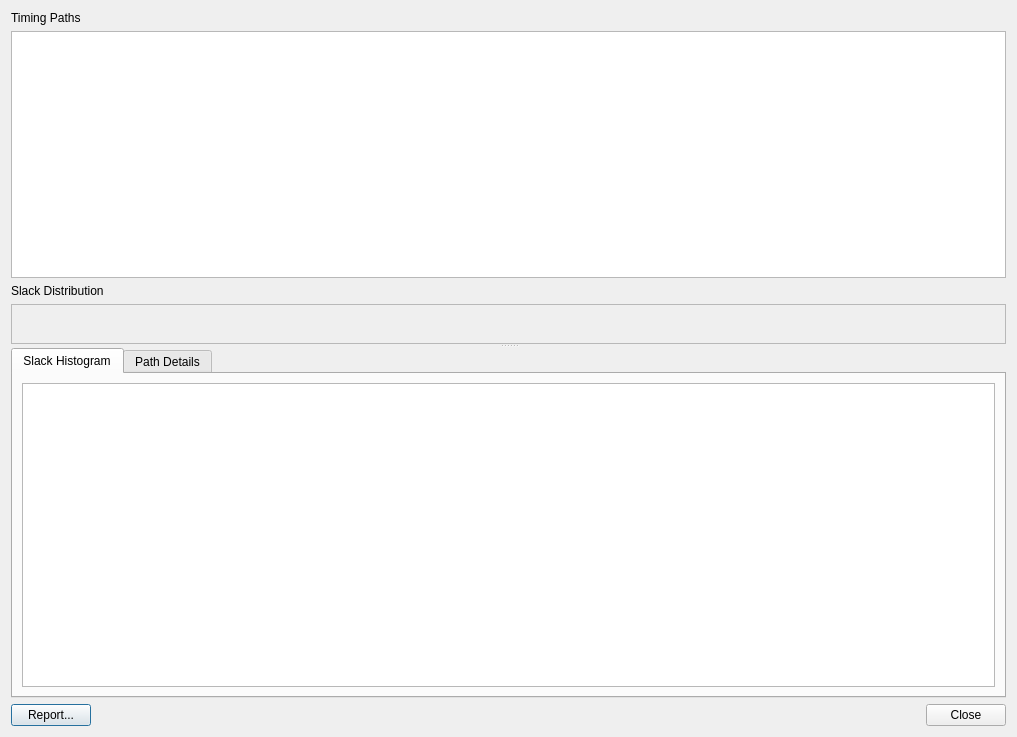
Above: src/gui/ui/timingDebug.ui from cunqinglan/OpenROAD_LRF before the change. Below: the same form after it.
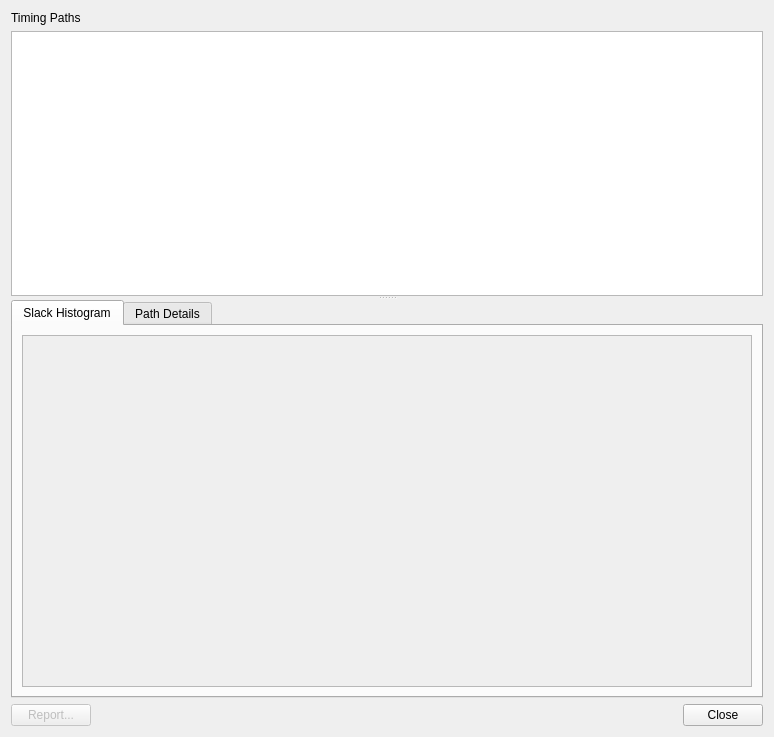
That is the form after the change. The open tabs and pages were chosen to show the change.

```diff
--- a/src/gui/ui/timingDebug.ui
+++ b/src/gui/ui/timingDebug.ui
@@ -6,7 +6,7 @@
    <rect>
     <x>0</x>
     <y>0</y>
-    <width>1017</width>
+    <width>774</width>
     <height>737</height>
    </rect>
   </property>
@@ -19,7 +19,7 @@
      <property name="orientation">
       <enum>Qt::Vertical</enum>
      </property>
-     <widget class="QWidget" name="">
+     <widget class="QWidget" name="layoutWidget">
       <layout class="QVBoxLayout" name="verticalLayout_5">
        <item>
         <layout class="QVBoxLayout" name="verticalLayout_4">
@@ -43,41 +43,11 @@
         </layout>
        </item>
        <item>
-        <layout class="QVBoxLayout" name="verticalLayout_6">
-         <item>
-          <widget class="QLabel" name="label_4">
-           <property name="text">
-            <string>Slack Distribution</string>
-           </property>
-          </widget>
-         </item>
-         <item>
-          <widget class="QFrame" name="slackDistrFrame">
-           <property name="sizePolicy">
-            <sizepolicy hsizetype="MinimumExpanding" vsizetype="Preferred">
-             <horstretch>0</horstretch>
-             <verstretch>0</verstretch>
-            </sizepolicy>
-           </property>
-           <property name="minimumSize">
-            <size>
-             <width>700</width>
-             <height>40</height>
-            </size>
-           </property>
-           <property name="frameShape">
-            <enum>QFrame::StyledPanel</enum>
-           </property>
-           <property name="frameShadow">
-            <enum>QFrame::Raised</enum>
-           </property>
-          </widget>
-         </item>
-        </layout>
+        <layout class="QVBoxLayout" name="verticalLayout_6"/>
        </item>
       </layout>
      </widget>
-     <widget class="QWidget" name="">
+     <widget class="QWidget" name="layoutWidget">
       <layout class="QVBoxLayout" name="verticalLayout_3">
        <item>
         <widget class="QTabWidget" name="tabWidget">
@@ -91,6 +61,9 @@
           <layout class="QGridLayout" name="gridLayout">
            <item row="0" column="0">
             <widget class="QGraphicsView" name="slackHistogramView">
+             <property name="enabled">
+              <bool>false</bool>
+             </property>
              <property name="sizePolicy">
               <sizepolicy hsizetype="MinimumExpanding" vsizetype="Expanding">
                <horstretch>0</horstretch>
@@ -223,6 +196,9 @@
         <layout class="QHBoxLayout" name="horizontalLayout_5">
          <item>
           <widget class="QPushButton" name="timingReportBtn">
+           <property name="enabled">
+            <bool>false</bool>
+           </property>
            <property name="text">
             <string>Report...</string>
            </property>
```
Left out of the diff: 2 changed lines with no effect on the pictures.
